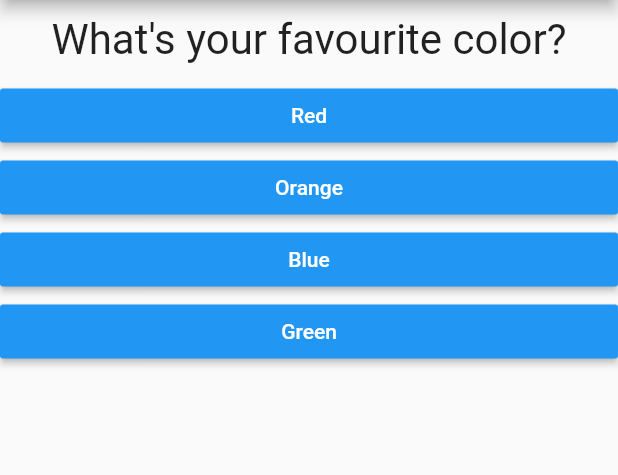
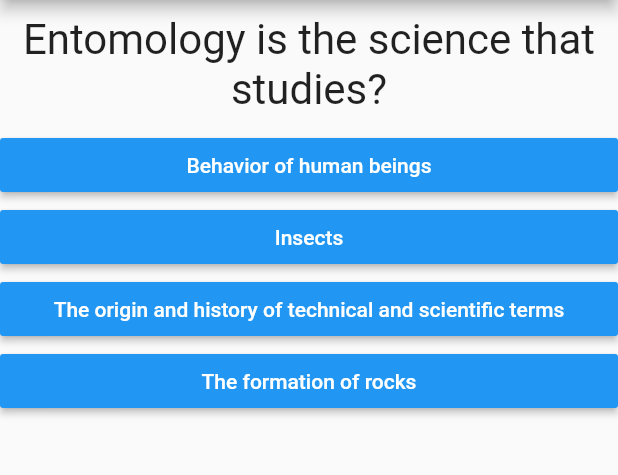
Before and after one commit to codeglitchz/quiz_app, a Flutter app: the screen it shows after launch, on a phone screen of 412 x 824 dp, the part 84-559 px from its top. Run offline on Flutter 3.47's test engine with Material 2 defaults, Android fonts, the phone set to English and light mode, and no system bars.

Commit message:
Main file moved to seperate widget

```diff
--- a/lib/main.dart
+++ b/lib/main.dart
@@ -1,7 +1,8 @@
 import 'package:flutter/material.dart';
+import 'package:quiz_app/result.dart';
 
-import './question.dart';
-import './answer.dart';
+import './quiz.dart';
+import './result.dart';
 
 void main() => runApp(QuizApp());
 
@@ -14,23 +15,46 @@ class QuizApp extends StatefulWidget {
 }
 
 class _QuizAppState extends State<QuizApp> {
-  final questions = const [
+  final _questions = const [
     {
-      'questionText': 'What\'s your favourite color?',
-      'answers': ['Red', 'Orange', 'Blue', 'Green'],
+      'questionText': 'Entomology is the science that studies?',
+      'answers': [
+        'Behavior of human beings',
+        'Insects',
+        'The origin and history of technical and scientific terms',
+        'The formation of rocks'
+      ],
     },
     {
-      'questionText': 'What\'s your favourite animal?',
-      'answers': ['Lion', 'Elephant', 'Zebra', 'Rabbit'],
+      'questionText': 'Hitler party which came into power in 1933 is known as?',
+      'answers': [
+        'Labour Party',
+        'Nazi Party',
+        'Ku-Klux-Klan',
+        'Democratic Party'
+      ],
     },
     {
-      'questionText': 'Who\'s your favourite actor?',
+      'questionText': 'FFC stands for?',
       'answers': [
-        'Salman Khan',
-        'Shahrukh Khan',
-        'Ranvir Kapoor',
-        'Amitabh Bachchan'
+        'Foreign Finance Corporation',
+        'Film Finance Corporation',
+        'Federation of Football Council',
+        'None of the above'
       ],
+    },
+    {
+      'questionText': 'Fastest shorthand writer was?',
+      'answers': [
+        'Dr. G. D. Bist',
+        'J.R.D. Tata',
+        'J.M. Tagore',
+        'Khudada Khan'
+      ],
+    },
+    {
+      'questionText': 'Epsom (England) is the place associated with?',
+      'answers': ['Horse racing', 'Polo', 'Shooting', 'Snooker'],
     },
   ];
   var _questionIndex = 0;
@@ -39,8 +63,12 @@ class _QuizAppState extends State<QuizApp> {
     setState(() {
       _questionIndex = _questionIndex + 1;
     });
-
     print(_questionIndex);
+    if (_questionIndex < _questions.length) {
+      print('We have more questions!');
+    } else {
+      print('No more questions!');
+    }
   }
 
   @override
@@ -50,21 +78,13 @@ class _QuizAppState extends State<QuizApp> {
         appBar: AppBar(
           title: Text('Quiz App'),
         ),
-        body: _questionIndex < questions.length
-            ? Column(
-                children: [
-                  Question(
-                    questions[_questionIndex]['questionText'],
-                  ),
-                  ...(questions[_questionIndex]['answers'] as List<String>)
-                      .map((answer) {
-                    return Answer(_answerQuestion, answer);
-                  }).toList()
-                ],
+        body: _questionIndex < _questions.length
+            ? Quiz(
+                answerQuestion: _answerQuestion,
+                questionIndex: _questionIndex,
+                questions: _questions,
               )
-            : Center(
-                child: Text('You did it!'),
-              ),
+            : Result(),
       ),
     );
   }
--- /dev/null
+++ b/lib/quiz.dart
@@ -0,0 +1,30 @@
+import 'package:flutter/material.dart';
+
+import './question.dart';
+import './answer.dart';
+
+class Quiz extends StatelessWidget {
+  final List<Map<String, Object>> questions;
+  final int questionIndex;
+  final Function answerQuestion;
+
+  Quiz({
+    @required this.questions,
+    @required this.answerQuestion,
+    @required this.questionIndex,
+  });
+
+  @override
+  Widget build(BuildContext context) {
+    return Column(
+      children: [
+        Question(
+          questions[questionIndex]['questionText'],
+        ),
+        ...(questions[questionIndex]['answers'] as List<String>).map((answer) {
+          return Answer(answerQuestion, answer);
+        }).toList()
+      ],
+    );
+  }
+}
--- /dev/null
+++ b/lib/result.dart
@@ -0,0 +1,10 @@
+import 'package:flutter/material.dart';
+
+class Result extends StatelessWidget {
+  @override
+  Widget build(BuildContext context) {
+    return Center(
+      child: Text('You did it!'),
+    );
+  }
+}
```
